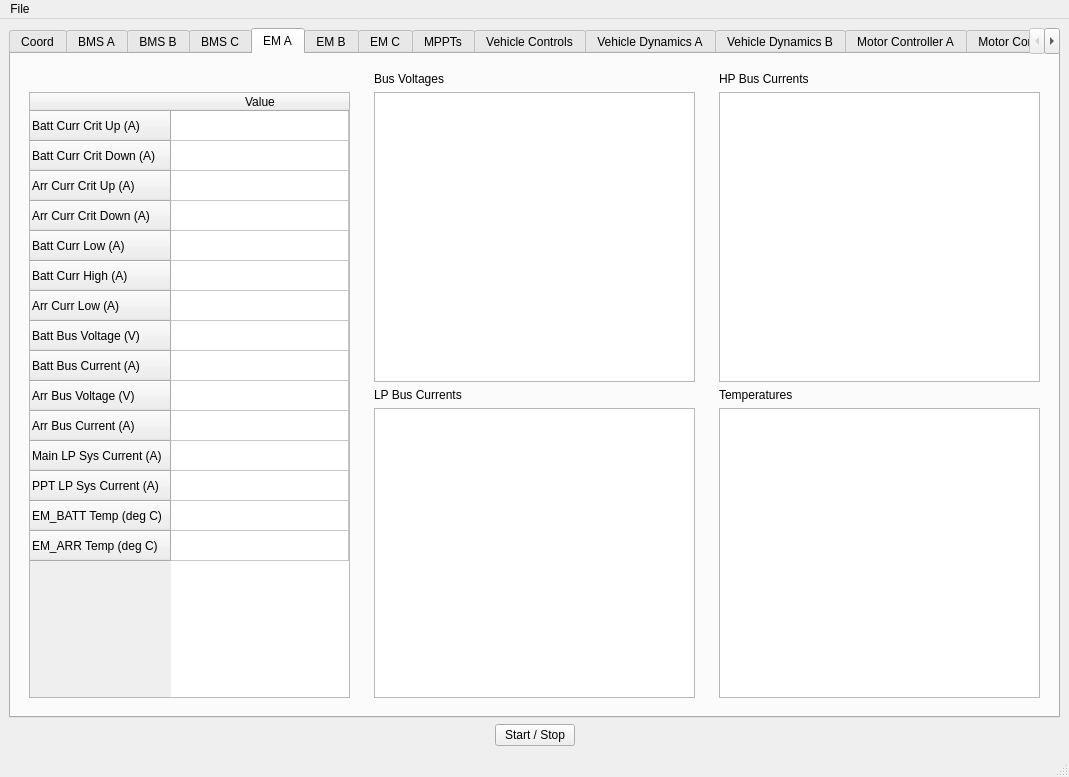
Above: main.ui from BlueSkySolar/BTI before the change. Below: the same form after it.
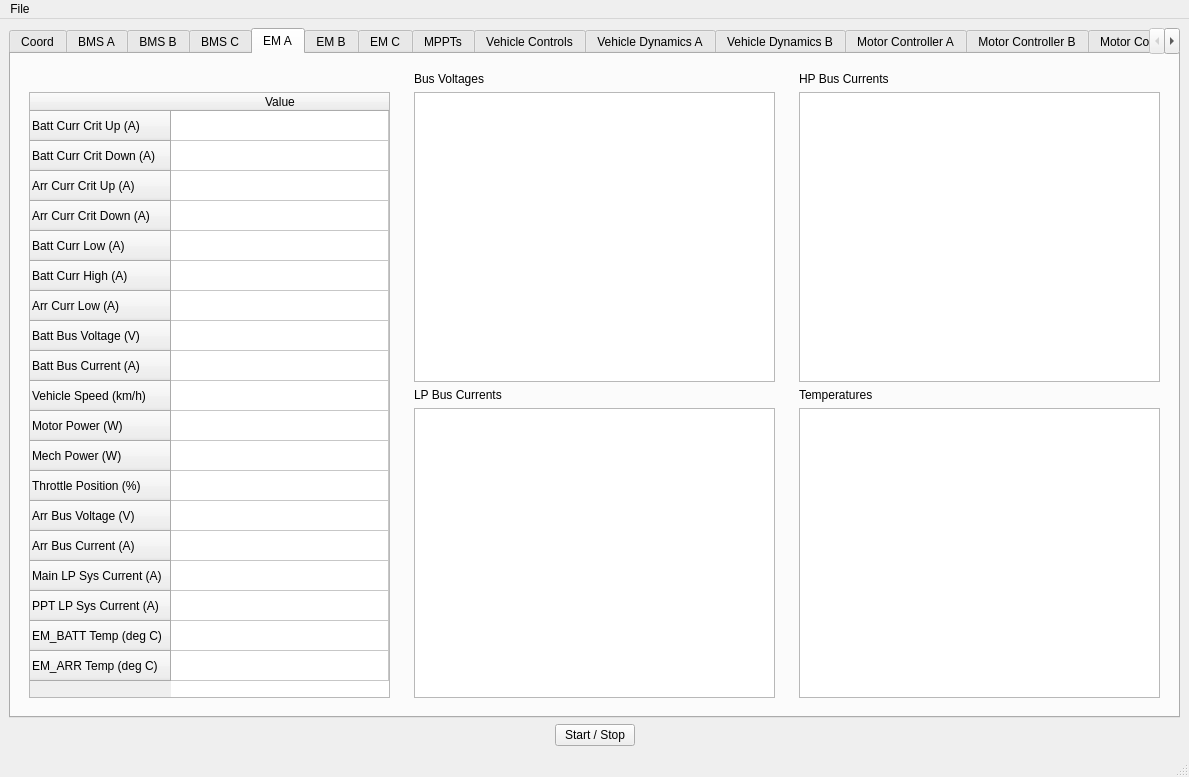
That is the form after the change. The open tabs and pages were chosen to show the change. Custom widgets are drawn as their Qt base class.

Diff of the .ui file:
```diff
--- a/main.ui
+++ b/main.ui
@@ -6,7 +6,7 @@
    <rect>
     <x>0</x>
     <y>0</y>
-    <width>1069</width>
+    <width>1189</width>
     <height>777</height>
    </rect>
   </property>
@@ -2203,6 +2203,26 @@
                <string>Batt Bus Current (A)</string>
               </property>
              </row>
+             <row>
+              <property name="text">
+               <string>Vehicle Speed (km/h)</string>
+              </property>
+             </row>
+             <row>
+              <property name="text">
+               <string>Motor Power (W)</string>
+              </property>
+             </row>
+             <row>
+              <property name="text">
+               <string>Mech Power (W)</string>
+              </property>
+             </row>
+             <row>
+              <property name="text">
+               <string>Throttle Position (%)</string>
+              </property>
+             </row>
              <row>
               <property name="text">
                <string>Arr Bus Voltage (V)</string>
@@ -4505,7 +4525,7 @@
     <rect>
      <x>0</x>
      <y>0</y>
-     <width>1069</width>
+     <width>1189</width>
      <height>21</height>
     </rect>
    </property>
```
Left out of the diff: 2 changed lines with no effect on the pictures.
